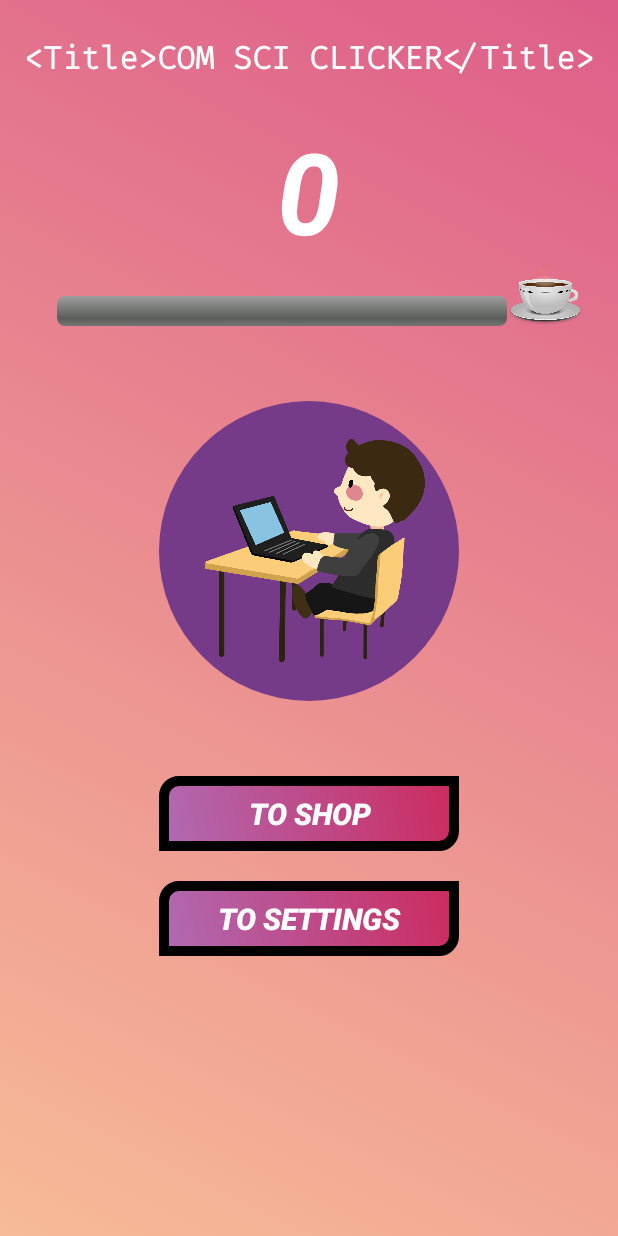
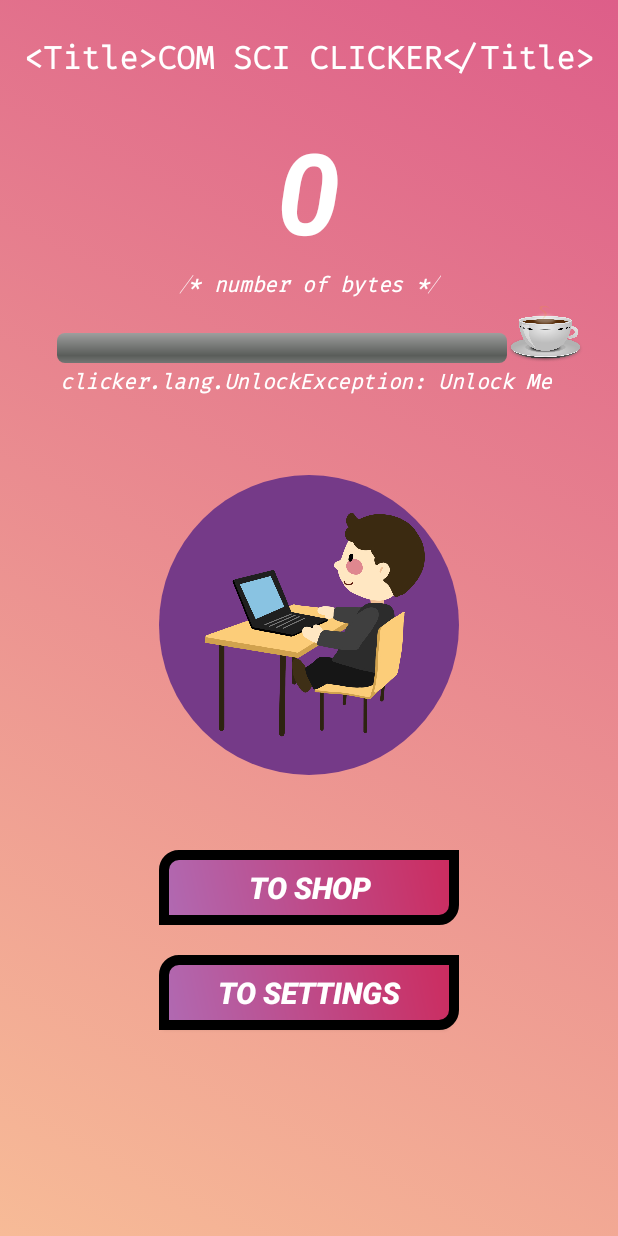
Before and after one commit to Nusse0712/AndroidProject, an Android app: the screen it shows after launch (MainActivity), on a phone screen of 412 x 824 dp. Run offline under Robolectric (Android 15) with nearby library versions, the phone set to English and light mode, and no system bars.

Commit message:
basic upgrades to the app

```diff
--- a/app/src/main/java/com/cornez/androidproject/MainActivity.java
+++ b/app/src/main/java/com/cornez/androidproject/MainActivity.java
@@ -29,6 +29,7 @@ private TextView cookieView;
 private Button settingsBtn;
 private Button shopBtn;
 private Click click;
+private TextView progView;
 private int prog =0;
 private Dialog myDialog;
 private SeekBar volumeBar, sfxBar;
@@ -36,7 +37,7 @@ private AudioManager audioManager;
 private MediaPlayer player; //need to create another player for the SFX sound
 private static int currentVol;
 private static int currentSFX;
-    public static int LAUNCH_SHOP = 1;
+public static int LAUNCH_SHOP = 1;
 MediaPlayer mp;
     @Override
     protected void onCreate(Bundle savedInstanceState) {
@@ -68,8 +69,10 @@ MediaPlayer mp;
         cookieView = (TextView) findViewById(R.id.clickText);
         progressBar = (ProgressBar) findViewById(R.id.progBar);
         click = new Click();
+        progView = (TextView) findViewById(R.id.progText);
         mp = MediaPlayer.create(this, R.raw.mixkit);
         mp.setLooping(false);
+
     }
     private void initAnimation(){
         LinearLayout linearLayout =(LinearLayout) findViewById(R.id.mainLayout);
@@ -128,6 +131,7 @@ MediaPlayer mp;
             int num = click.getPerClick();
             click.increaseTotal(num);
             if(click.getProgBarStatus()==true) {
+                progView.setVisibility(View.INVISIBLE);
                 if (prog <= 199) {
                     prog += click.getProgressRate();
 
--- a/app/src/main/res/layout/activity_cookie.xml
+++ b/app/src/main/res/layout/activity_cookie.xml
@@ -24,6 +24,7 @@
 
 
         />
+
     <TextView
         android:id="@+id/clickText"
         android:layout_width="wrap_content"
@@ -36,6 +37,15 @@
         android:textColor="#fff"
         android:textStyle="bold|italic"
 
+        />
+    <TextView
+        android:layout_width="wrap_content"
+        android:layout_height="wrap_content"
+        android:text="@string/num_of_bytes"
+        android:layout_gravity="center_horizontal"
+        android:textColor="@color/white"
+        android:textStyle="bold|italic"
+        android:fontFamily="@font/firacode"
         />
     <LinearLayout
         android:layout_width="wrap_content"
@@ -64,6 +74,15 @@
 
             />
     </LinearLayout>
+    <TextView
+        android:id="@+id/progText"
+        android:layout_width="wrap_content"
+        android:layout_height="wrap_content"
+        android:text="@string/Unlock"
+        android:textColor="@color/white"
+        android:layout_marginLeft="40dp"
+        android:textStyle="bold|italic"
+        android:fontFamily="@font/firacode"/>
 
     <ImageButton
         android:id="@+id/clicker"
--- a/app/src/main/res/layout/activity_shop.xml
+++ b/app/src/main/res/layout/activity_shop.xml
@@ -14,7 +14,8 @@ xmlns:app="http://schemas.android.com/apk/res-auto"
     android:layout_height="match_parent"
     android:background="@drawable/gradientlist"
     android:orientation="vertical"
-    tools:context=".MainActivity">
+    tools:context=".MainActivity"
+    android:id="@+id/shopLayout">
 
     <TextView
         android:id="@+id/shopTitle"
--- a/app/src/main/res/values/strings.xml
+++ b/app/src/main/res/values/strings.xml
@@ -13,6 +13,7 @@
     <string name="click_upgrade1">Click 1</string>
     <string name="click_upgrade2">Click 2</string>
     <string name="upgrade_passive">// Passive Upgrade</string>
+    <string name="num_of_bytes">/* number of bytes */</string>
     <string name="passive_upgrade1">Passive 1</string>
     <string name="passive_upgrade2">Passive 2</string>
     <string name="upgrade_storage">#Storage Upgrade</string>
@@ -20,4 +21,5 @@
     <string name="storage_upgrade2">Storage 2</string>
     <string name="buy">BUY</string>
     <string name="homeBtn">TO HOME</string>
+    <string name="Unlock">clicker.lang.UnlockException: Unlock Me</string>
 </resources>
```
Also changed, not shown: app/src/main/java/com/cornez/androidproject/ShopActivity.java (+10 -0 lines).
